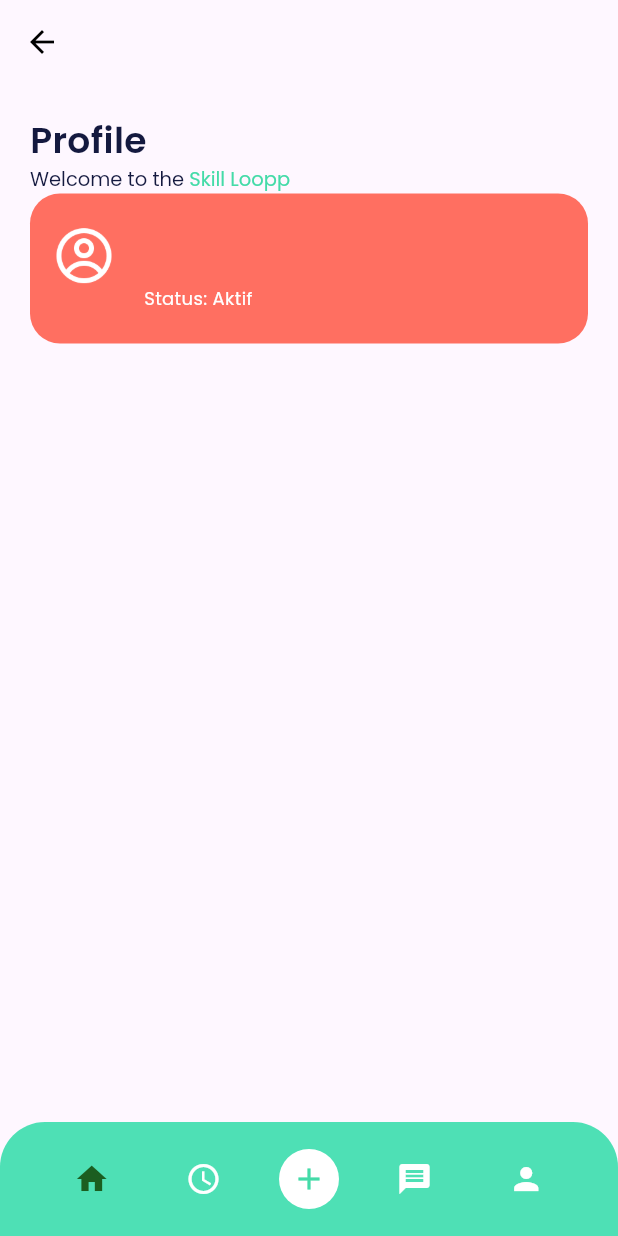
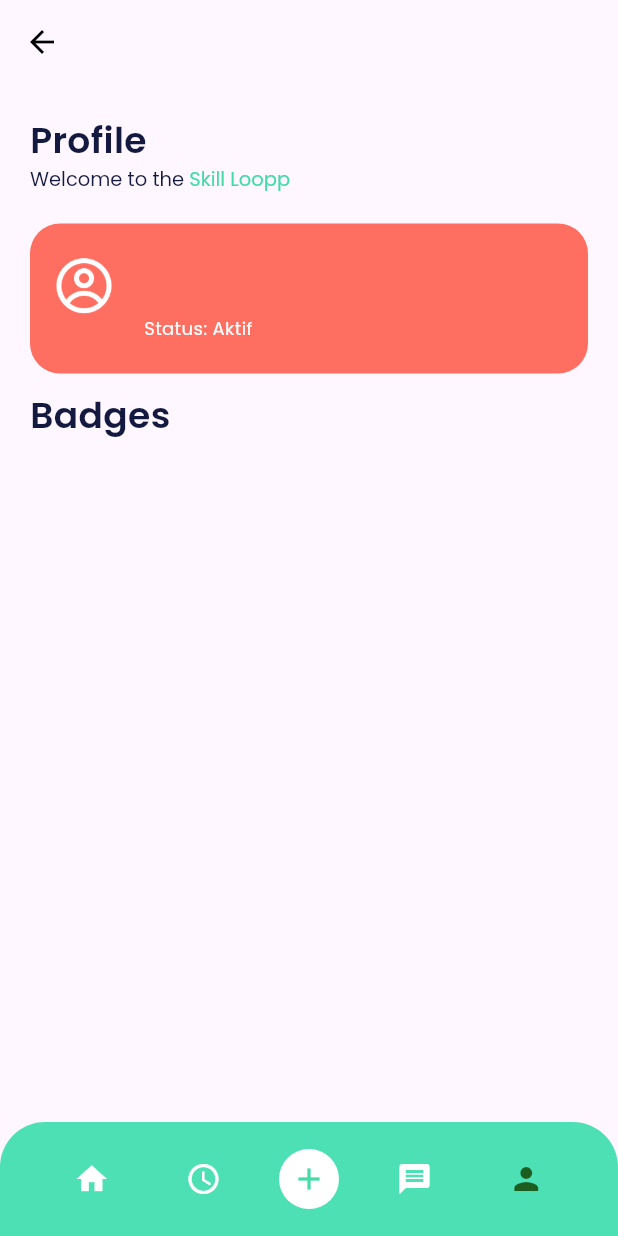
Before and after one commit to yowxy/StudyApps, a Flutter app: the HomeScreen screen opened directly, after a tap on the "person" icon, on a phone screen of 412 x 824 dp. Run offline on Flutter 3.47's test engine with Material 3 defaults, Android fonts, the phone set to English and light mode, and no system bars; our stand-ins replace firebase_auth, firebase_core, google_fonts; accounts and stored records are empty.

Commit message:
fix: bottombar in any pages

```diff
--- a/lib/features/home/home.dart
+++ b/lib/features/home/home.dart
@@ -73,7 +73,8 @@ class HomeScreen extends StatelessWidget {
             color: blueLightColor,
             width: double.infinity,
             height: 100,
-c            ),
+            name: user != null ? user.email ?? "Tidak ada email" : "Belum login",
+          ),
 
             const SizedBox(height: 20,),
 
@@ -94,7 +95,7 @@ c            ),
 
         ],
       ),
-      bottomNavigationBar: const BottomBar(),
+      bottomNavigationBar: const BottomBar(currentIndex: 0,),
 
     );
   }
--- a/lib/features/home/widget/bottom_bar.dart
+++ b/lib/features/home/widget/bottom_bar.dart
@@ -1,34 +1,45 @@
 import 'package:flutter/material.dart';
+import 'package:skill_loop/features/home/home.dart';
 import 'package:skill_loop/features/profile/profile.dart';
 import 'package:skill_loop/shared/theme.dart';
 
 class BottomBar extends StatelessWidget {
-  const BottomBar({super.key});
+  final int currentIndex; // untuk tahu tab mana yang aktif
+
+  const BottomBar({
+    super.key,
+    required this.currentIndex,
+  });
 
   @override
   Widget build(BuildContext context) {
     return Container(
-      // margin: const EdgeInsets.all(10),
       padding: const EdgeInsets.symmetric(horizontal: 24, vertical: 14),
-      decoration: BoxDecoration(
-        color: const Color(0xFF4EE0B5), // Warna hijau toska
+      decoration: const BoxDecoration(
+        color: Color(0xFF4EE0B5),
         borderRadius: BorderRadius.only(
-           topLeft: Radius.circular(30),
-           topRight: Radius.circular(30),
-        )
-
+          topLeft: Radius.circular(30),
+          topRight: Radius.circular(30),
+        ),
       ),
       child: Row(
         mainAxisAlignment: MainAxisAlignment.spaceAround,
         children: [
           IconButton(
             icon: const Icon(Icons.home),
-            color: Colors.green.shade900,
-            onPressed: () {},
+            color: currentIndex == 0 ? Colors.green.shade900 : Colors.white,
+            onPressed: () {
+              if (currentIndex != 0) {
+                Navigator.push(
+                  context,
+                  MaterialPageRoute(builder: (context) => const HomeScreen()),
+                );
+              }
+            },
           ),
           IconButton(
             icon: const Icon(Icons.access_time),
-            color: Colors.white,
+            color: currentIndex == 1 ? Colors.green.shade900 : Colors.white,
             onPressed: () {},
           ),
           Container(
@@ -37,23 +48,23 @@ class BottomBar extends StatelessWidget {
               shape: BoxShape.circle,
             ),
             padding: const EdgeInsets.all(8),
-            child:  Icon(Icons.add, color: greenColorTosca),
+            child: Icon(Icons.add, color: greenColorTosca),
           ),
           IconButton(
             icon: const Icon(Icons.message),
-            color: Colors.white,
+            color: currentIndex == 3 ? Colors.green.shade900 : Colors.white,
             onPressed: () {},
           ),
           IconButton(
             icon: const Icon(Icons.person),
-            color: Colors.white,
+            color: currentIndex == 4 ? Colors.green.shade900 : Colors.white,
             onPressed: () {
-              Navigator.push(
-                    context,
-                    MaterialPageRoute(
-                      builder: (context) => ProfilePages(),
-                    ),
-                  );
+              if (currentIndex != 4) {
+                Navigator.push(
+                  context,
+                  MaterialPageRoute(builder: (context) => const ProfilePages()),
+                );
+              }
             },
           ),
         ],
--- a/lib/features/profile/profile.dart
+++ b/lib/features/profile/profile.dart
@@ -54,16 +54,21 @@ class ProfilePages extends StatelessWidget {
               ],
             ),
           ),
+          const SizedBox(height: 20,),
           ComponentName(
             color: red,
             width: double.infinity,
             height: 100,
             name:user != null ? user.email ?? "Tidak ada email" : "Belum login",
-
-          )
+          ),
+          const SizedBox(height: 10,),
+          Text('Badges', style: blackTextStyle.copyWith(
+            fontWeight: semibold,
+            fontSize: 24,
+          ),)
         ],
       ),
-      bottomNavigationBar: const BottomBar(),
+      bottomNavigationBar: const BottomBar(currentIndex: 4,),
 
     );
   }
--- a/lib/features/widget/button.dart
+++ b/lib/features/widget/button.dart
@@ -17,6 +17,7 @@ class CustomButtonForm extends StatelessWidget {
     required this.color,
     super.key
     });
+
 
   @override
   Widget build(BuildContext context) {
```
